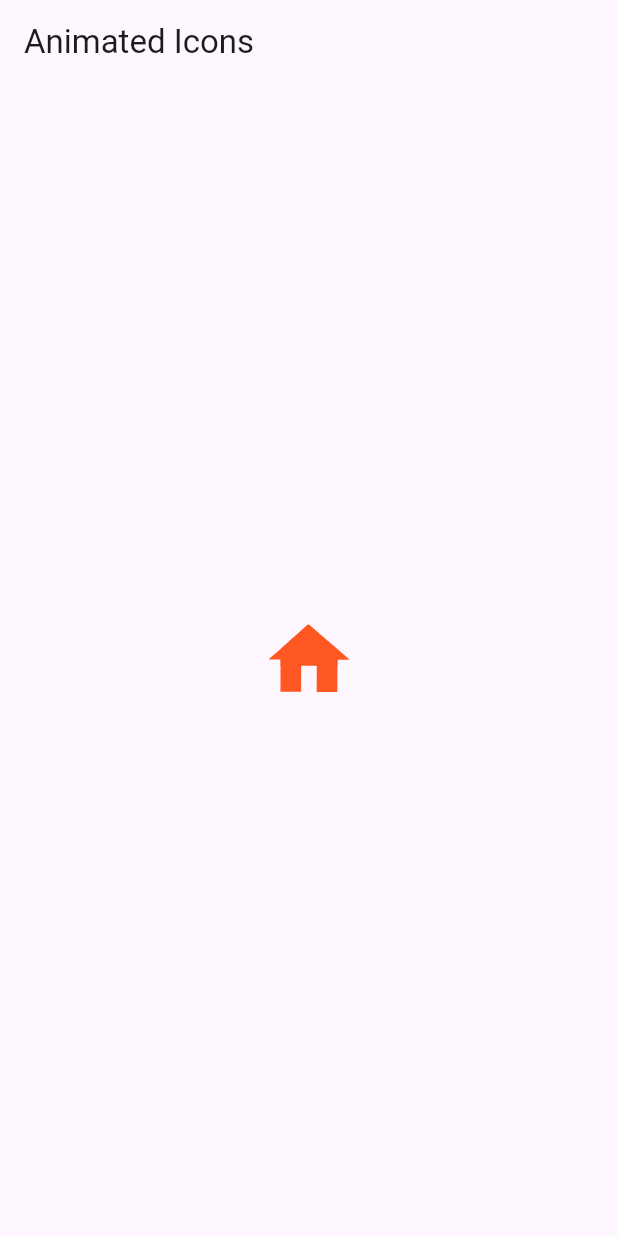
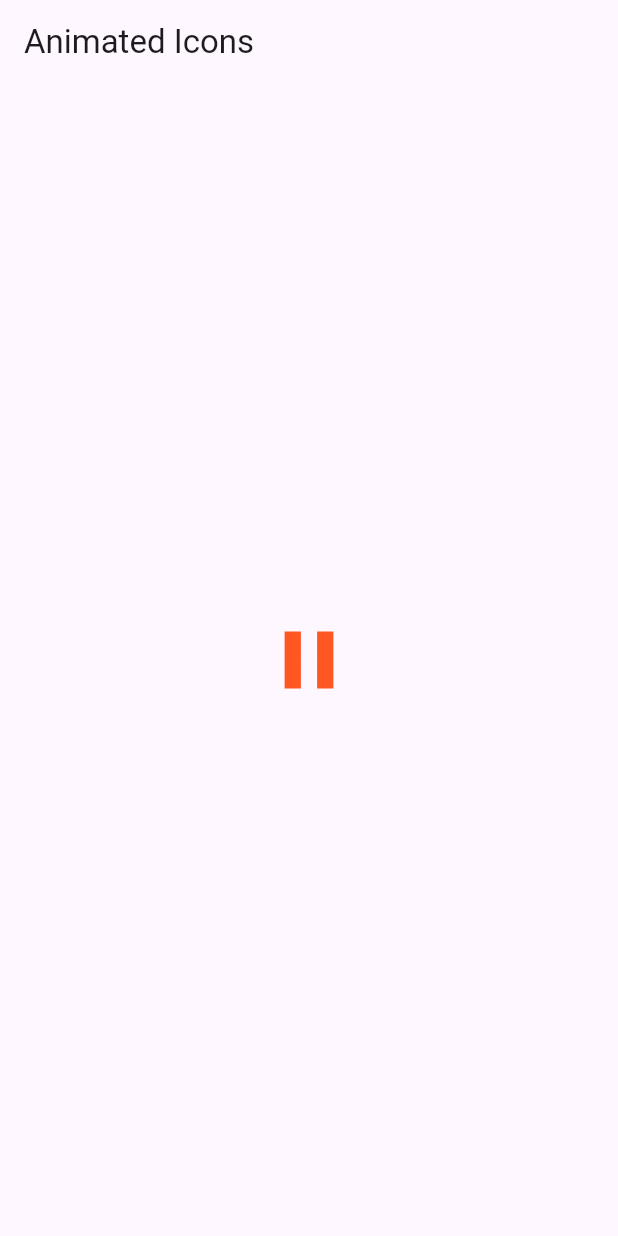
Before and after one commit to neelislam/Flutter_Widgets, a Flutter app: the screen it shows after launch, on a phone screen of 412 x 824 dp. Run offline on Flutter 3.47's test engine with Material 3 defaults, Android fonts, the phone set to English and light mode, and no system bars.

Commit message:
animatedicon

```diff
--- a/lib/animation_widgets.dart
+++ b/lib/animation_widgets.dart
@@ -13,7 +13,7 @@ class _animated_iconState extends State<animated_icon> with SingleTickerProvider
   @override
   void initState(){
     _animationController= AnimationController(vsync: this,
-    duration: Duration(milliseconds: 750),
+    duration: Duration(milliseconds: 900),
     );
         super.initState();
   }
@@ -26,7 +26,7 @@ class _animated_iconState extends State<animated_icon> with SingleTickerProvider
       body: Center(
         child: IconButton(
             icon: AnimatedIcon(
-              icon: AnimatedIcons.home_menu,
+              icon: AnimatedIcons.pause_play,
               progress: _animationController,
               size: 65,
               color: Colors.deepOrange,
```
